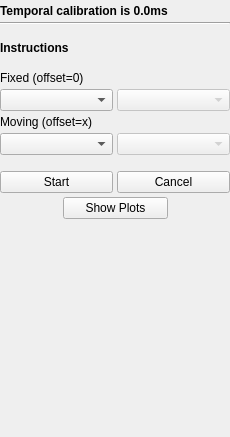
PlusToolkit/PlusApp, file PlusApp/fCal/Toolboxes/TemporalCalibrationToolbox.ui: the form before one commit.
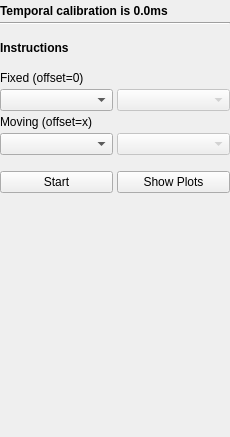
The form after the commit.

Commit message: re #886 temporal calibration timer and one button to start and Cancel Calibration

Patch:
```diff
--- a/PlusApp/fCal/Toolboxes/TemporalCalibrationToolbox.ui
+++ b/PlusApp/fCal/Toolboxes/TemporalCalibrationToolbox.ui
@@ -216,33 +216,6 @@
       </widget>
      </item>
      <item>
-      <widget class="QPushButton" name="pushButton_CancelTemporal">
-       <property name="text">
-        <string>Cancel</string>
-       </property>
-      </widget>
-     </item>
-    </layout>
-   </item>
-   <item>
-    <layout class="QHBoxLayout" name="horizontalLayout">
-     <property name="spacing">
-      <number>4</number>
-     </property>
-     <item>
-      <spacer name="horizontalSpacer_2">
-       <property name="orientation">
-        <enum>Qt::Horizontal</enum>
-       </property>
-       <property name="sizeHint" stdset="0">
-        <size>
-         <width>40</width>
-         <height>20</height>
-        </size>
-       </property>
-      </spacer>
-     </item>
-     <item>
       <widget class="QPushButton" name="pushButton_ShowPlots">
        <property name="minimumSize">
         <size>
@@ -258,19 +231,6 @@
        </property>
       </widget>
      </item>
-     <item>
-      <spacer name="horizontalSpacer">
-       <property name="orientation">
-        <enum>Qt::Horizontal</enum>
-       </property>
-       <property name="sizeHint" stdset="0">
-        <size>
-         <width>40</width>
-         <height>20</height>
-        </size>
-       </property>
-      </spacer>
-     </item>
     </layout>
    </item>
    <item>
```
Left out of the diff: 2 changed lines with no effect on the pictures. The commit also changes 3 other files.
